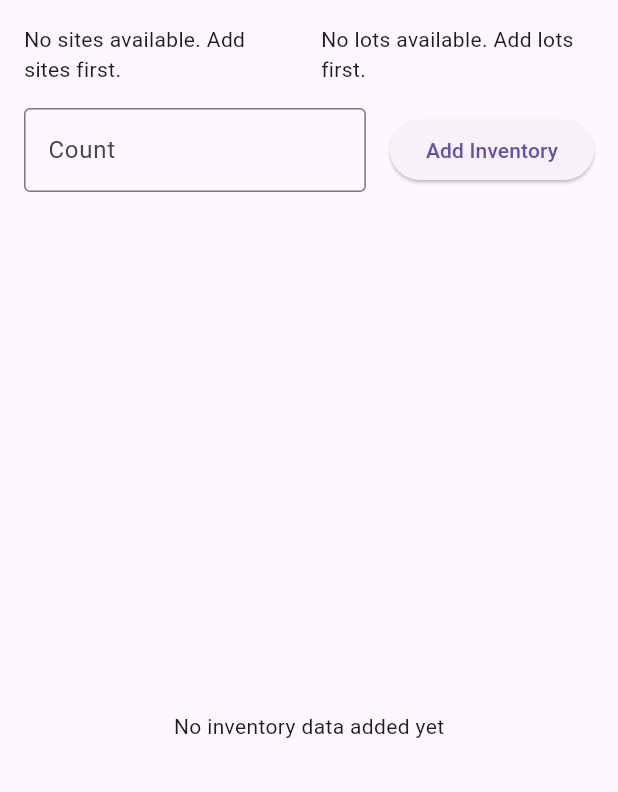
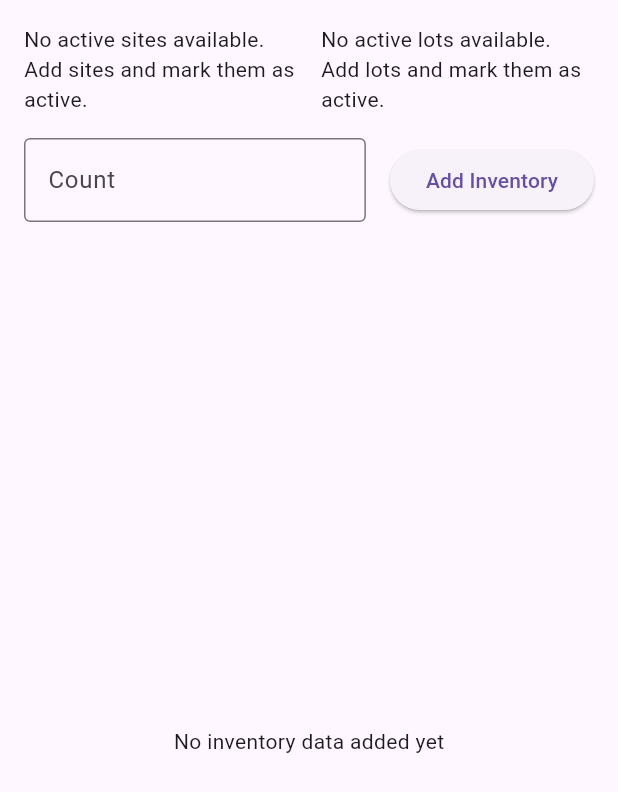
Before and after one commit to maccam912/inventory_tracker, a Flutter app: the InventoryScreen screen opened directly, on a phone screen of 412 x 824 dp. Shown: the top 792 px of the screen. Run offline on Flutter 3.47's test engine with Material 3 defaults, Android fonts, the phone set to English and light mode, and no system bars; our stand-ins replace drift; accounts and stored records are empty; generated files the repository leaves out were written again.

Commit message:
Add active/inactive functionality to sites and lots

```diff
--- a/lib/database/database.dart
+++ b/lib/database/database.dart
@@ -11,12 +11,14 @@ part 'database.g.dart';
 class Sites extends Table {
   IntColumn get id => integer().autoIncrement()();
   TextColumn get siteName => text().withLength(min: 1, max: 100)();
+  BoolColumn get isActive => boolean().withDefault(const Constant(true))();
 }
 
 class Lots extends Table {
   IntColumn get id => integer().autoIncrement()();
   TextColumn get lotNumber => text().withLength(min: 1, max: 50)();
   DateTimeColumn get expirationDate => dateTime().nullable()();
+  BoolColumn get isActive => boolean().withDefault(const Constant(true))();
 }
 
 class InventorySnapshots extends Table {
@@ -32,8 +34,11 @@ class InventorySnapshots extends Table {
 class AppDatabase extends _$AppDatabase {
   AppDatabase() : super(_openConnection());
 
+  // Constructor for testing
+  AppDatabase.forTesting(super.e);
+
   @override
-  int get schemaVersion => 2;
+  int get schemaVersion => 3;
 
   @override
   MigrationStrategy get migration {
@@ -46,6 +51,11 @@ class AppDatabase extends _$AppDatabase {
           // Add expiration_date column to lots table
           await m.addColumn(lots, lots.expirationDate);
         }
+        if (from < 3) {
+          // Add isActive column to sites and lots tables
+          await m.addColumn(sites, sites.isActive);
+          await m.addColumn(lots, lots.isActive);
+        }
       },
     );
   }
@@ -56,6 +66,8 @@ class AppDatabase extends _$AppDatabase {
 
   // Site operations
   Future<List<Site>> getAllSites() => select(sites).get();
+  Future<List<Site>> getActiveSites() =>
+      (select(sites)..where((s) => s.isActive.equals(true))).get();
   Future<Site> getSiteById(int id) =>
       (select(sites)..where((s) => s.id.equals(id))).getSingle();
   Future<int> insertSite(SitesCompanion site) => into(sites).insert(site);
@@ -65,6 +77,8 @@ class AppDatabase extends _$AppDatabase {
 
   // Lot operations
   Future<List<Lot>> getAllLots() => select(lots).get();
+  Future<List<Lot>> getActiveLots() =>
+      (select(lots)..where((l) => l.isActive.equals(true))).get();
   Future<Lot> getLotById(int id) =>
       (select(lots)..where((l) => l.id.equals(id))).getSingle();
   Future<int> insertLot(LotsCompanion lot) => into(lots).insert(lot);
--- a/lib/screens/inventory_screen.dart
+++ b/lib/screens/inventory_screen.dart
@@ -38,7 +38,7 @@ class InventoryScreenState extends State<InventoryScreen> {
                     children: [
                       Expanded(
                         child: FutureBuilder<List<Site>>(
-                          future: database.getAllSites(),
+                          future: database.getActiveSites(),
                           builder: (context, snapshot) {
                             if (snapshot.connectionState ==
                                 ConnectionState.waiting) {
@@ -49,7 +49,7 @@ class InventoryScreenState extends State<InventoryScreen> {
 
                             if (sites.isEmpty) {
                               return const Text(
-                                'No sites available. Add sites first.',
+                                'No active sites available. Add sites and mark them as active.',
                               );
                             }
 
@@ -83,7 +83,7 @@ class InventoryScreenState extends State<InventoryScreen> {
                       const SizedBox(width: 16.0),
                       Expanded(
                         child: FutureBuilder<List<Lot>>(
-                          future: database.getAllLots(),
+                          future: database.getActiveLots(),
                           builder: (context, snapshot) {
                             if (snapshot.connectionState ==
                                 ConnectionState.waiting) {
@@ -94,7 +94,7 @@ class InventoryScreenState extends State<InventoryScreen> {
 
                             if (lots.isEmpty) {
                               return const Text(
-                                'No lots available. Add lots first.',
+                                'No active lots available. Add lots and mark them as active.',
                               );
                             }
 
```
Also changed, not shown: lib/screens/lots_screen.dart (+25 -3 lines), lib/screens/sites_screen.dart (+21 -6 lines), lib/database/database.g.dart.
